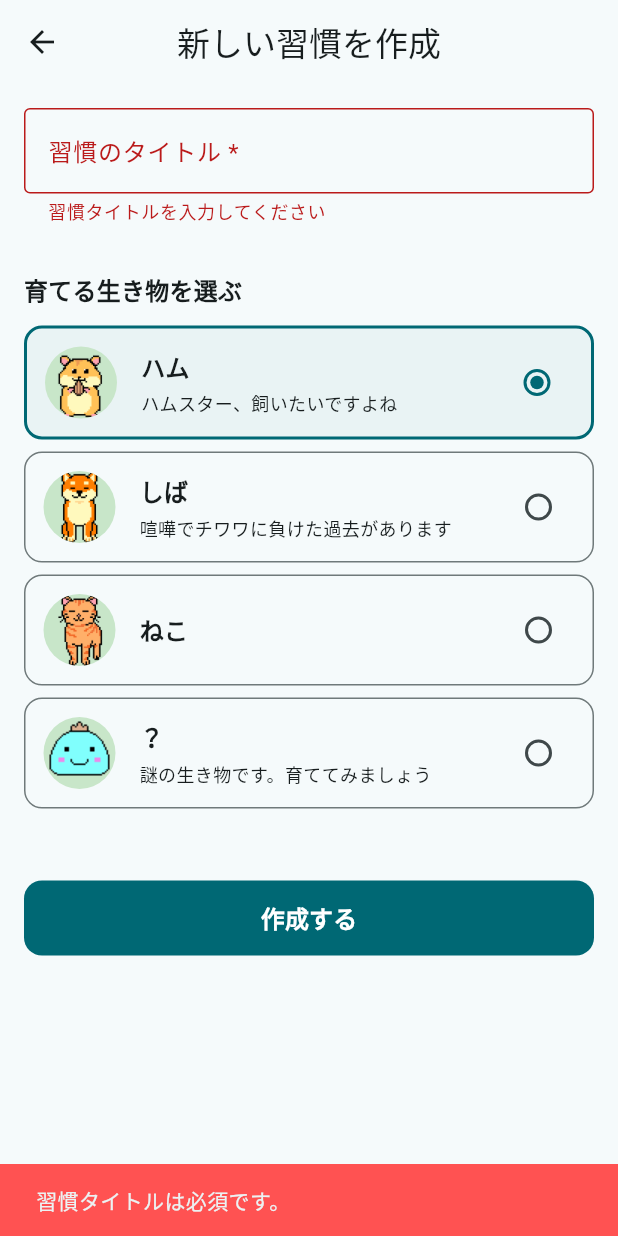
After one commit to chiharuu132-pixel/nobilog, a Flutter app: the AddHabitPage screen opened directly, after a tap on "作成する", on a phone screen of 412 x 824 dp. The commit adds this screen. Run offline on Flutter 3.47's test engine with Material 3 defaults, Android fonts, the phone set to English and light mode, and no system bars; our stand-ins replace drift, fl_chart, flutter_riverpod, share_plus; missing offline and left inert: file_selector; accounts and stored records are empty; generated files the repository leaves out were written again.

Commit message:
何やったか忘れた

```diff
--- /dev/null
+++ b/lib/presentation/pages/add_habit_page.dart
@@ -0,0 +1,239 @@
+// lib/presentation/pages/add_habit_page.dart
+import 'package:flutter/material.dart';
+import 'package:flutter_riverpod/flutter_riverpod.dart';
+
+import '../../app/providers.dart';
+import '../widgets/creature_icon_widget.dart';
+
+class AddHabitPage extends ConsumerStatefulWidget {
+  const AddHabitPage({super.key});
+
+  @override
+  ConsumerState<AddHabitPage> createState() => _AddHabitPageState();
+}
+
+class _AddHabitPageState extends ConsumerState<AddHabitPage> {
+  final _titleController = TextEditingController();
+
+  // 選択された生き物の種族 (初期値: "ham")
+  String _selectedSpecies = 'ham';
+
+  // タイトル未入力時のエラーメッセージ保持用
+  String? _titleErrorText;
+
+  // 生き物の選択肢定義
+  final List<Map<String, String>> _speciesOptions = const [
+    {'value': 'ham', 'label': 'ハム', 'description': 'ハムスター、飼いたいですよね'},
+    {'value': 'shiba', 'label': 'しば', 'description': '喧嘩でチワワに負けた過去があります'},
+    {'value': 'neko', 'label': 'ねこ', 'description': ''},
+    {'value': 'nazo', 'label': '？', 'description': '謎の生き物です。育ててみましょう'},
+  ];
+
+  @override
+  void dispose() {
+    _titleController.dispose();
+    super.dispose();
+  }
+
+  Future<void> _submit() async {
+    final title = _titleController.text.trim();
+
+    // ★ 要件2: タイトルが空の場合にユーザーへ通知＆エラー表示
+    if (title.isEmpty) {
+      setState(() {
+        _titleErrorText = '習慣タイトルを入力してください';
+      });
+
+      ScaffoldMessenger.of(context).showSnackBar(
+        const SnackBar(
+          content: Text('習慣タイトルは必須です。'),
+          backgroundColor: Colors.redAccent,
+        ),
+      );
+      return;
+    }
+
+    // エラー状態をクリア
+    setState(() {
+      _titleErrorText = null;
+    });
+
+    // --- 最大3件までの制約をチェック ---
+    final activeHabitsAsync = ref.read(habitListProvider);
+    final activeHabitCount = activeHabitsAsync.valueOrNull?.length ?? 0;
+
+    if (activeHabitCount >= 3) {
+      if (mounted) {
+        ScaffoldMessenger.of(context).showSnackBar(
+          const SnackBar(
+            content: Text('アクティブな習慣は最大3件までです。'),
+            backgroundColor: Colors.orange,
+          ),
+        );
+      }
+      return;
+    }
+
+    // リポジトリ経由で DB へ保存
+    await ref.read(habitRepositoryProvider).createHabit(
+          title: title,
+          species: _selectedSpecies,
+        );
+
+    // リストを更新
+    ref.invalidate(habitListProvider);
+
+    if (mounted) {
+      Navigator.of(context).pop();
+    }
+  }
+
+  @override
+  Widget build(BuildContext context) {
+    return Scaffold(
+      appBar: AppBar(
+        title: const Text('新しい習慣を作成'),
+      ),
+      body: SingleChildScrollView(
+        padding: const EdgeInsets.all(16.0),
+        child: Column(
+          crossAxisAlignment: CrossAxisAlignment.start,
+          children: [
+            // 1. 習慣タイトルの入力欄
+            TextField(
+              controller: _titleController,
+              // ★ 要件1: autofocus を削除（ユーザーがタップするまでキーボードを開かない）
+              onChanged: (text) {
+                // 入力されたらエラー表記を消す
+                if (_titleErrorText != null && text.trim().isNotEmpty) {
+                  setState(() {
+                    _titleErrorText = null;
+                  });
+                }
+              },
+              decoration: InputDecoration(
+                labelText: '習慣のタイトル *',
+                hintText: '例: 毎朝読書する、筋トレ',
+                border: const OutlineInputBorder(),
+                helperText: '※最大3件まで登録可能',
+                errorText: _titleErrorText, // ★ 未入力時に赤文字でエラー表示
+              ),
+            ),
+            const SizedBox(height: 32),
+
+            // 2. 生き物選択のラベル
+            Text(
+              '育てる生き物を選ぶ',
+              style: Theme.of(context).textTheme.titleMedium?.copyWith(
+                    fontWeight: FontWeight.bold,
+                  ),
+            ),
+            const SizedBox(height: 12),
+
+            // 3. 生き物選択カード / ラジオのリスト
+            Column(
+              children: _speciesOptions.map((option) {
+                final value = option['value']!;
+                final label = option['label']!;
+                final description = option['description']!;
+                final isSelected = _selectedSpecies == value;
+
+                return Padding(
+                  padding: const EdgeInsets.only(bottom: 8.0),
+                  child: InkWell(
+                    onTap: () {
+                      setState(() {
+                        _selectedSpecies = value;
+                      });
+                    },
+                    borderRadius: BorderRadius.circular(12),
+                    child: Container(
+                      padding: const EdgeInsets.all(12),
+                      decoration: BoxDecoration(
+                        border: Border.all(
+                          color: isSelected
+                              ? Theme.of(context).colorScheme.primary
+                              : Theme.of(context).dividerColor,
+                          width: isSelected ? 2 : 1,
+                        ),
+                        borderRadius: BorderRadius.circular(12),
+                        color: isSelected
+                            ? Theme.of(context).colorScheme.primary.withOpacity(0.05)
+                            : Theme.of(context).cardColor,
+                      ),
+                      child: Row(
+                        children: [
+                          // 生き物アイコン（Stage 1 の状態を表示）
+                          CreatureIconWidget(
+                            species: value,
+                            stage: 1,
+                            radius: 24,
+                          ),
+                          const SizedBox(width: 16),
+
+                          // 名称と説明文
+                          Expanded(
+                            child: Column(
+                              crossAxisAlignment: CrossAxisAlignment.start,
+                              children: [
+                                Text(
+                                  label,
+                                  style: const TextStyle(
+                                    fontWeight: FontWeight.bold,
+                                    fontSize: 16,
+                                  ),
+                                ),
+                                if (description.isNotEmpty) ...[
+                                  const SizedBox(height: 4),
+                                  Text(
+                                    description,
+                                    style: TextStyle(
+                                      fontSize: 12,
+                                      color: Theme.of(context).textTheme.bodySmall?.color,
+                                    ),
+                                  ),
+                                ],
+                              ],
+                            ),
+                          ),
+
+                          // ラジオボタンアイコン
+                          Radio<String>(
+                            value: value,
+                            groupValue: _selectedSpecies,
+                            onChanged: (val) {
+                              if (val != null) {
+                                setState(() {
+                                  _selectedSpecies = val;
+                                });
+                              }
+                            },
+                          ),
+                        ],
+                      ),
+                    ),
+                  ),
+                );
+              }).toList(),
+            ),
+
+            const SizedBox(height: 40),
+
+            // 4. 作成ボタン
+            SizedBox(
+              width: double.infinity,
+              height: 50,
+              child: FilledButton(
+                onPressed: _submit,
+                child: const Text(
+                  '作成する',
+                  style: TextStyle(fontSize: 16, fontWeight: FontWeight.bold),
+                ),
+              ),
+            ),
+          ],
+        ),
+      ),
+    );
+  }
+}
```
Also changed, not shown: lib/presentation/dialogs/add_habit_dialog.dart (deleted, +0 -175 lines), lib/presentation/pages/home_page.dart (+9 -50 lines).
